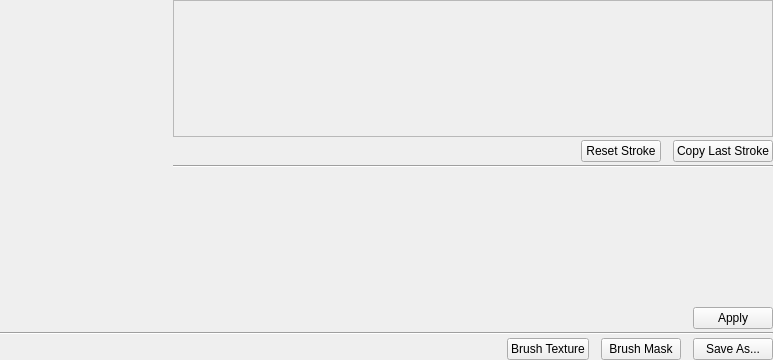
Qt form toolextendedsettingswindow.ui (DanielSabo/tileshadow) before a commit.
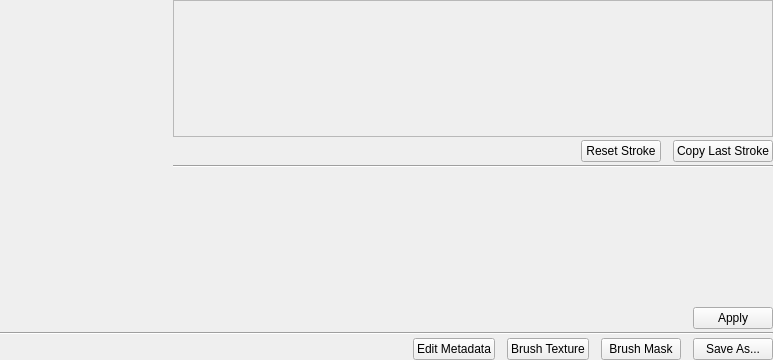
The same form after that commit. Custom widgets are drawn as their Qt base class.

Commit message: tool-metadata: Add a metadata editor to the extend settings widget

Diff of the .ui file:
```diff
--- a/toolextendedsettingswindow.ui
+++ b/toolextendedsettingswindow.ui
@@ -292,6 +292,13 @@
        </property>
       </spacer>
      </item>
+     <item>
+      <widget class="QPushButton" name="showMetadataButton">
+       <property name="text">
+        <string>Edit Metadata</string>
+       </property>
+      </widget>
+     </item>
      <item>
       <widget class="QPushButton" name="textureButton">
        <property name="text">
```
Left out of the diff: 6 changed lines with no effect on the pictures. The commit also changes 1 other file.
